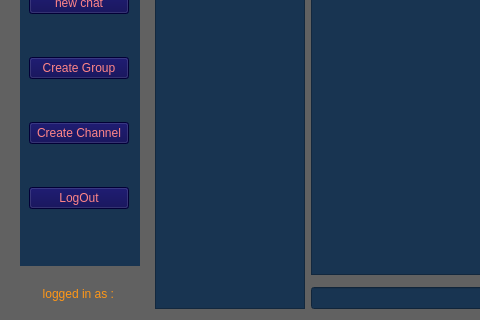
Above: loggedinpage.ui from Kebabist/Messenger_C--_1 before the change; both pictures show x 0 to 480 and y 251 to 571 of the 1048 by 571 pixel window. Below: the same form after it.
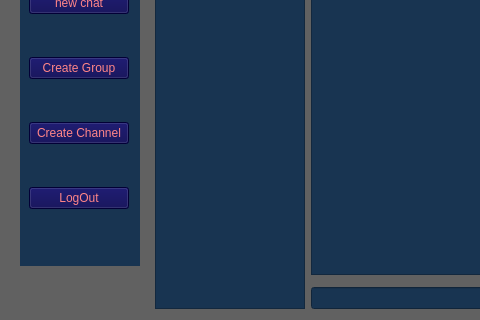
That is the form after the change.

Commit message: fix username label

Diff of the .ui file:
```diff
--- a/loggedinpage.ui
+++ b/loggedinpage.ui
@@ -268,7 +268,7 @@
       </size>
      </property>
      <property name="text">
-      <string>logged in as : </string>
+      <string/>
      </property>
      <property name="alignment">
       <set>Qt::AlignHCenter|Qt::AlignTop</set>
```
The commit also changes 1 other file.
